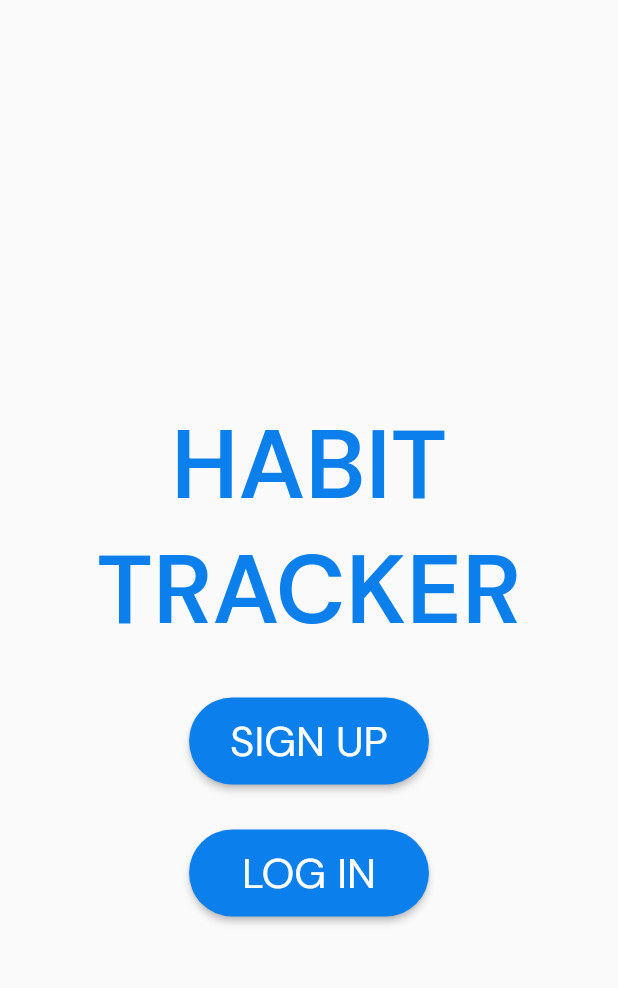
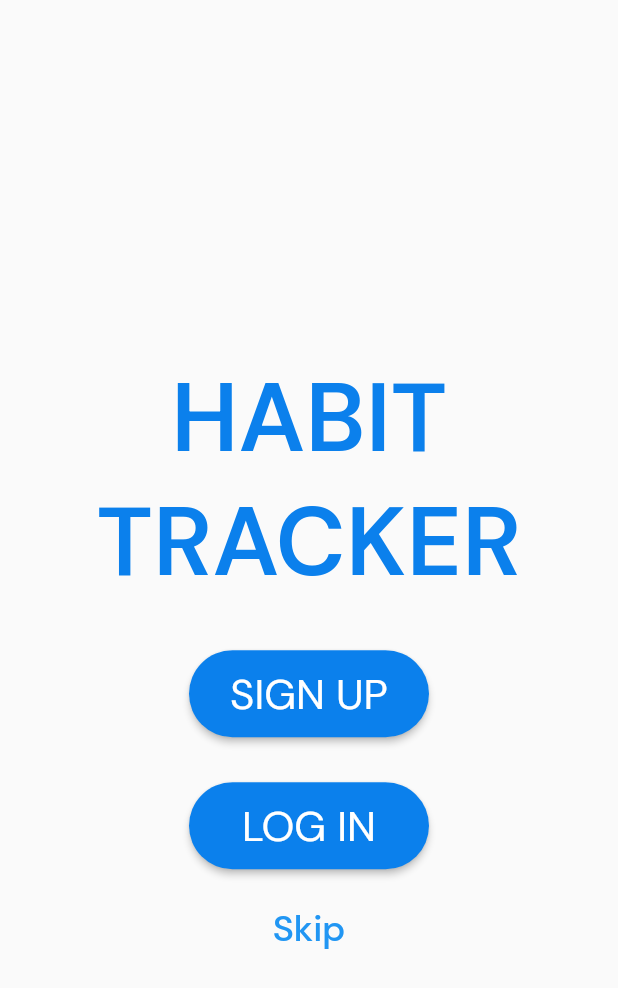
Before and after one commit to ahmadrafidev/habit-tracker, a Flutter app: the screen it shows after launch, on a phone screen of 412 x 824 dp. Shown: the top 988 px of the screen. Run offline on Flutter 3.47's test engine with Material 2 defaults, Android fonts, the light colour scheme and no system bars; our stand-ins replace google_fonts.

Commit message:
styling home screen

```diff
--- a/lib/screens/starting_page_screen.dart
+++ b/lib/screens/starting_page_screen.dart
@@ -61,6 +61,16 @@ class StartingPage extends StatelessWidget {
                 ),
                 onPressed: () {},
                 child: Text('LOG IN')),
+            const SizedBox(height: 15),
+            TextButton(
+              onPressed: () {
+                Navigator.pushNamed(context, '/home');
+              },
+              child: const Text(
+                'Skip',
+                style: const TextStyle(fontSize: 24),
+              ),
+            ),
           ],
         ),
       ),
```
Also changed, not shown: lib/screens/home_screen.dart (+7 -2 lines).
